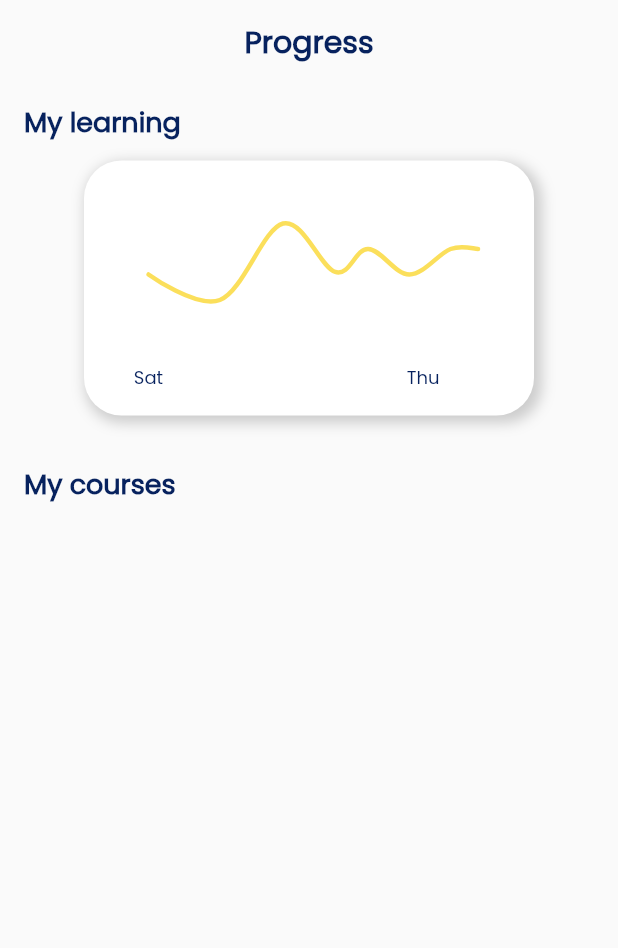
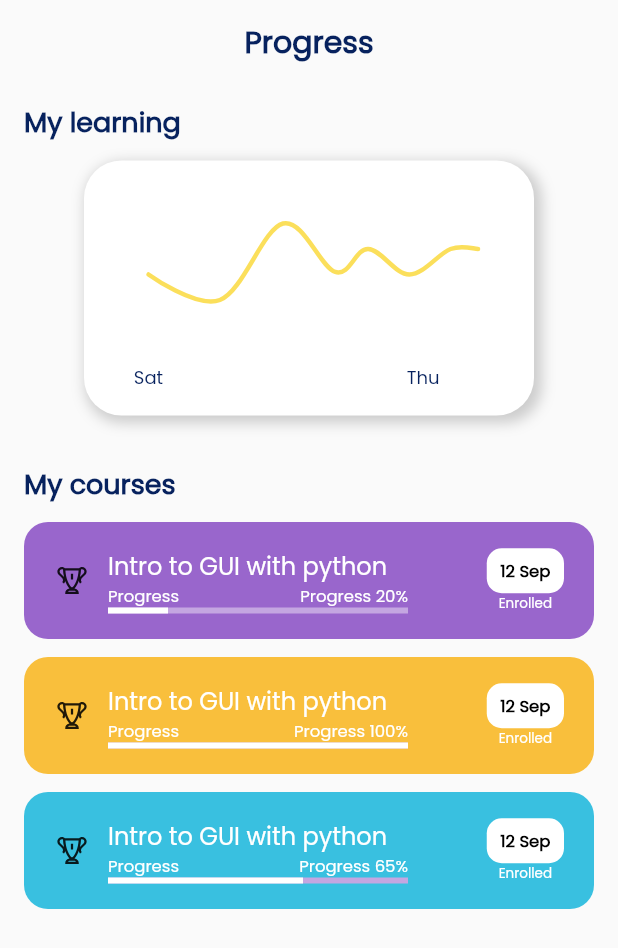
Before and after one commit to Waelahmed99/Edudito, a Flutter app: the ProgressPage screen opened directly, on a phone screen of 412 x 824 dp. Shown: the top 948 px of the screen. Run offline on Flutter 3.47's test engine with Material 2 defaults, Android fonts, the light colour scheme and no system bars; drawn by our look-alikes of fl_chart; our stand-ins replace cloud_firestore, firebase_auth, firebase_core, flutter_rating_bar, flutter_svg, google_sign_in and 1 more; accounts and stored records are empty.

Commit message:
Updating progress item

```diff
--- a/lib/screens/progress_page.dart
+++ b/lib/screens/progress_page.dart
@@ -1,6 +1,7 @@
 import 'package:Edudito/helpers/line_chart.dart';
 import 'package:Edudito/helpers/style_guide.dart';
 import 'package:flutter/material.dart';
+import 'package:line_awesome_flutter/line_awesome_flutter.dart';
 
 class ProgressPage extends StatelessWidget {
   @override
@@ -60,6 +61,20 @@ class ProgressPage extends StatelessWidget {
                 ),
               ),
               SizedBox(height: 12),
+              ProgressItem(
+                themeIdx: 0,
+                progress: 20,
+              ),
+              SizedBox(height: 12),
+              ProgressItem(
+                themeIdx: 1,
+                progress: 100,
+              ),
+              SizedBox(height: 12),
+              ProgressItem(
+                themeIdx: 2,
+                progress: 65,
+              ),
             ],
           ),
         ),
@@ -67,3 +82,105 @@ class ProgressPage extends StatelessWidget {
     );
   }
 }
+
+class ProgressItem extends StatelessWidget {
+  final List<Color> colors = [
+    Color(0xff9966CC),
+    Color(0xffF9BF3C),
+    Color(0xff39C0E0),
+  ];
+  final int themeIdx;
+  final double progress;
+
+  ProgressItem({this.themeIdx, this.progress});
+
+  @override
+  Widget build(BuildContext context) {
+    return Container(
+      decoration: BoxDecoration(
+        color: colors[themeIdx],
+        borderRadius: BorderRadius.circular(16),
+      ),
+      margin: EdgeInsets.symmetric(horizontal: 16),
+      padding: EdgeInsets.symmetric(horizontal: 20, vertical: 17),
+      width: MediaQuery.of(context).size.width,
+      // height: 100,
+      child: Row(
+        children: [
+          Icon(LineAwesomeIcons.trophy),
+          SizedBox(width: 12),
+          Container(
+            width: 200,
+            child: Column(
+              mainAxisAlignment: MainAxisAlignment.center,
+              crossAxisAlignment: CrossAxisAlignment.start,
+              children: [
+                Text(
+                  'Intro to GUI with python',
+                  style: TextStyle(
+                    color: Colors.white,
+                    fontSize: 16,
+                    fontWeight: FontWeight.w500,
+                  ),
+                ),
+                Row(
+                  mainAxisAlignment: MainAxisAlignment.spaceBetween,
+                  mainAxisSize: MainAxisSize.max,
+                  children: [
+                    Text(
+                      'Progress',
+                      style: TextStyle(
+                        color: Colors.white,
+                        fontSize: 11,
+                      ),
+                    ),
+                    Text(
+                      'Progress ${progress.floor()}%',
+                      style: TextStyle(
+                        color: Colors.white,
+                        fontSize: 11,
+                      ),
+                    ),
+                  ],
+                ),
+                LinearProgressIndicator(
+                  value: progress / 100.0,
+                  backgroundColor: Color(0xffC4A6E1),
+                  valueColor: AlwaysStoppedAnimation<Color>(Colors.white),
+                ),
+              ],
+            ),
+          ),
+          Spacer(),
+          Column(
+            mainAxisAlignment: MainAxisAlignment.center,
+            crossAxisAlignment: CrossAxisAlignment.center,
+            children: [
+              Container(
+                decoration: BoxDecoration(
+                    color: Colors.white,
+                    borderRadius: BorderRadius.circular(10)),
+                padding: EdgeInsets.symmetric(horizontal: 9, vertical: 7),
+                child: Text(
+                  '12 Sep',
+                  style: TextStyle(
+                    color: Colors.black,
+                    fontWeight: FontWeight.bold,
+                    fontSize: 11,
+                  ),
+                ),
+              ),
+              Text(
+                'Enrolled',
+                style: TextStyle(
+                  fontSize: 9,
+                  color: Colors.white,
+                ),
+              ),
+            ],
+          ),
+        ],
+      ),
+    );
+  }
+}
```
